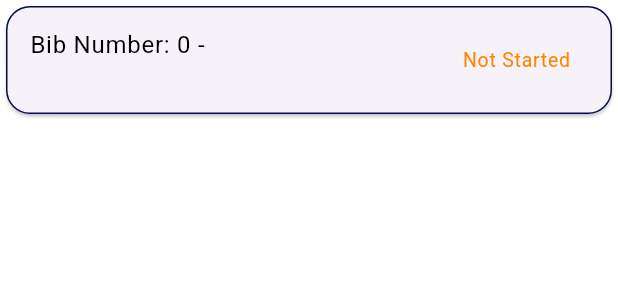
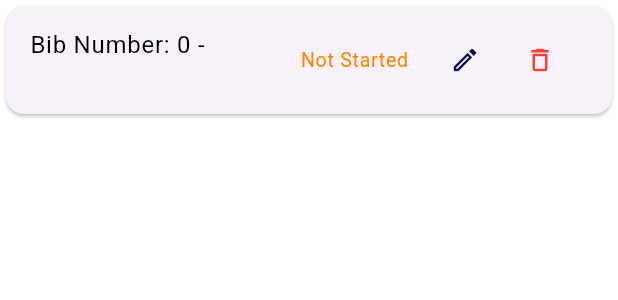
Before and after one commit to L-pixela/flutter-race-tracker-app, a Flutter app: the ParticipantTile widget shown alone on an empty page, opened directly with empty values, on a phone screen of 412 x 824 dp. Shown: the top 300 px of the screen. Run offline on Flutter 3.47's test engine with Material 3 defaults, Android fonts, the phone set to English and light mode, and no system bars; our stand-ins replace cloud_firestore, firebase_core; accounts and stored records are empty.

Commit message:
Fronted Participans (fronted upadate!)

```diff
--- a/lib/screens/manager_screen/widgets/participant_tile.dart
+++ b/lib/screens/manager_screen/widgets/participant_tile.dart
@@ -5,8 +5,14 @@ import 'package:race_tracker_project/theme/theme.dart';
 class ParticipantTile extends StatelessWidget {
   final Participant participant;
   final VoidCallback onTap;
+  final VoidCallback onEdit;
+  final VoidCallback onDelete;
   const ParticipantTile(
-      {super.key, required this.onTap, required this.participant});
+      {super.key,
+      required this.onTap,
+      required this.participant,
+      required this.onEdit,
+      required this.onDelete});
 
   String get title =>
       "Bib Number: ${participant.bibNumber} - ${participant.name}";
@@ -16,9 +22,9 @@ class ParticipantTile extends StatelessWidget {
   @override
   Widget build(BuildContext context) {
     return Card(
-      shape: RoundedRectangleBorder(
-          borderRadius: BorderRadius.circular(RaceSpacings.radius),
-          side: BorderSide(color: RaceColors.primary, width: 1)),
+        // shape: RoundedRectangleBorder(
+        //     borderRadius: BorderRadius.circular(RaceSpacings.radius),
+        //     side: BorderSide(color: RaceColors.primary, width: 1)),
         child: ListTile(
       onTap: onTap,
       title: Text(title, style: RaceTextStyles.body),
@@ -26,11 +32,33 @@ class ParticipantTile extends StatelessWidget {
         subTitle,
         style: RaceTextStyles.label.copyWith(color: RaceColors.orange),
       ),
-        trailing: Text(
+      trailing: Row(
+        mainAxisSize: MainAxisSize.min,
+        children: [
+          Text(
             trailing,
             style: RaceTextStyles.label.copyWith(color: RaceColors.orange),
           ),
+          const SizedBox(width: 10),
+          IconButton(
+            icon: Icon(
+              Icons.edit_outlined, // Use the OUTLINED version
+              color: RaceColors.primary, // Your purple color
             ),
-    );
+            onPressed: onEdit,
+            iconSize: 20,
+          ),
+          const SizedBox(width: 2),
+          IconButton(
+            icon: Icon(
+              Icons.delete_outline, // Use the OUTLINED version
+              color: Colors.red, // Red color for delete
+            ),
+            onPressed: onDelete,
+            iconSize: 20,
+          ),
+        ],
+      ),
+    ));
   }
 }
```
Also changed, not shown: lib/screens/manager_screen/dashboard_screen.dart (+56 -3 lines), lib/screens/manager_screen/dialogs/participant_form_dialog.dart (+15 -1 lines), pubspec.lock. Lines whose indentation alone changed are shown as unchanged.
